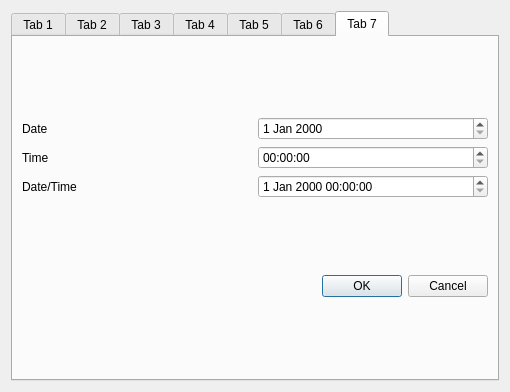
The window that Beginner/CombosListsSpinboxYADAYADA/dialog.ui (develooper1994/Qt5WidgetLearning) describes before a commit, drawn with Qt 5.
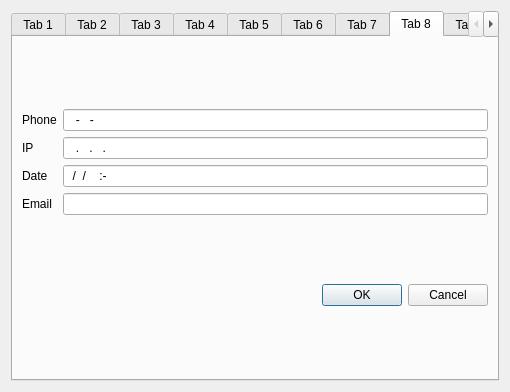
The same window after the commit. The open tabs and pages were chosen to show the change.

The edit to the form file:
```diff
--- a/Beginner/CombosListsSpinboxYADAYADA/dialog.ui
+++ b/Beginner/CombosListsSpinboxYADAYADA/dialog.ui
@@ -440,6 +440,127 @@
        </item>
       </layout>
      </widget>
+     <widget class="QWidget" name="UserInputValidateRegex">
+      <attribute name="title">
+       <string>Tab 8</string>
+      </attribute>
+      <layout class="QVBoxLayout" name="verticalLayout_9">
+       <item>
+        <layout class="QGridLayout" name="gLayUserInputValidateRegex">
+         <item row="0" column="0">
+          <widget class="QLabel" name="lblPhone">
+           <property name="text">
+            <string>Phone</string>
+           </property>
+          </widget>
+         </item>
+         <item row="0" column="1">
+          <widget class="QLineEdit" name="txtPhone">
+           <property name="inputMask">
+            <string>000-000-0000</string>
+           </property>
+           <property name="text">
+            <string>--</string>
+           </property>
+          </widget>
+         </item>
+         <item row="1" column="0">
+          <widget class="QLabel" name="lblIp">
+           <property name="text">
+            <string>IP</string>
+           </property>
+          </widget>
+         </item>
+         <item row="1" column="1">
+          <widget class="QLineEdit" name="txtIp">
+           <property name="inputMask">
+            <string>000.000.000.000</string>
+           </property>
+          </widget>
+         </item>
+         <item row="2" column="0">
+          <widget class="QLabel" name="lblDate_2">
+           <property name="text">
+            <string>Date</string>
+           </property>
+          </widget>
+         </item>
+         <item row="2" column="1">
+          <widget class="QLineEdit" name="txtDate">
+           <property name="inputMask">
+            <string>00/00/0000:-</string>
+           </property>
+          </widget>
+         </item>
+         <item row="3" column="0">
+          <widget class="QLabel" name="lblEmail">
+           <property name="text">
+            <string>Email</string>
+           </property>
+          </widget>
+         </item>
+         <item row="3" column="1">
+          <widget class="QLineEdit" name="txtEmail"/>
+         </item>
+        </layout>
+       </item>
+       <item>
+        <widget class="QDialogButtonBox" name="btnBoxUserInputValidateRegex">
+         <property name="standardButtons">
+          <set>QDialogButtonBox::Cancel|QDialogButtonBox::Ok</set>
+         </property>
+        </widget>
+       </item>
+      </layout>
+     </widget>
+     <widget class="QWidget" name="Assignment">
+      <attribute name="title">
+       <string>Tab 9 - Assignment</string>
+      </attribute>
+      <layout class="QVBoxLayout" name="verticalLayout_10">
+       <item>
+        <layout class="QGridLayout" name="gLayAssignment">
+         <item row="0" column="0">
+          <widget class="QLabel" name="lblName">
+           <property name="text">
+            <string>Name</string>
+           </property>
+          </widget>
+         </item>
+         <item row="0" column="1">
+          <widget class="QLineEdit" name="txtName"/>
+         </item>
+         <item row="1" column="0">
+          <widget class="QLabel" name="lblTitle">
+           <property name="text">
+            <string>Title</string>
+           </property>
+          </widget>
+         </item>
+         <item row="1" column="1">
+          <widget class="QLineEdit" name="txtTitle"/>
+         </item>
+         <item row="2" column="0">
+          <widget class="QLabel" name="lblHireDate">
+           <property name="text">
+            <string>Hire Date</string>
+           </property>
+          </widget>
+         </item>
+         <item row="2" column="1">
+          <widget class="QDateTimeEdit" name="dteHire"/>
+         </item>
+        </layout>
+       </item>
+       <item>
+        <widget class="QDialogButtonBox" name="btnBoxAssignment">
+         <property name="standardButtons">
+          <set>QDialogButtonBox::Ok</set>
+         </property>
+        </widget>
+       </item>
+      </layout>
+     </widget>
     </widget>
    </item>
   </layout>
```
Left out of the diff: 52 changed lines with no effect on the pictures. Lines whose indentation alone changed are shown as unchanged.
